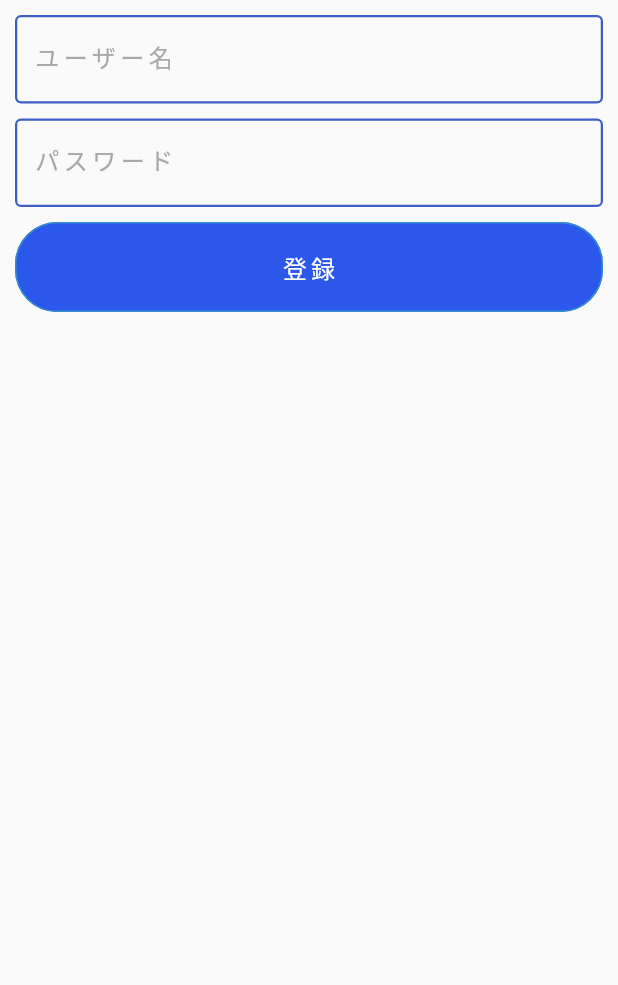
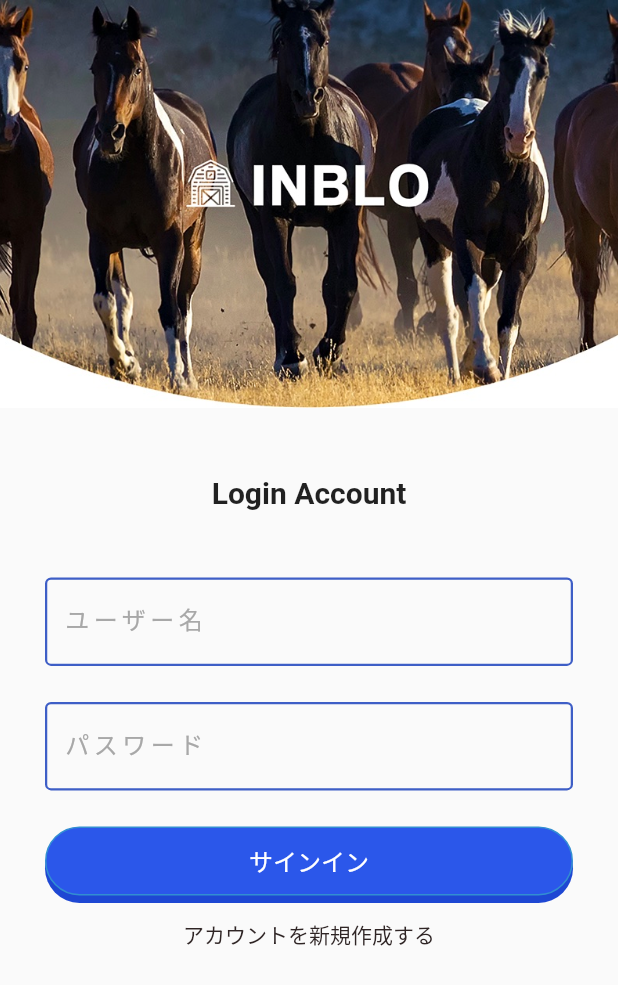
Before and after one commit to treefunk/inblo_flutter, a Flutter app: the screen it shows after launch, on a phone screen of 412 x 824 dp. Shown: the top 985 px of the screen. Run offline on Flutter 3.47's test engine with Material 2 defaults, Android fonts, the phone set to English and light mode, and no system bars; Roboto replaces fonts that are missing (Hiragino).

Commit message:
added sign-in and sign-up screens

```diff
--- a/lib/common_widgets/inblo_text_button.dart
+++ b/lib/common_widgets/inblo_text_button.dart
@@ -1,6 +1,7 @@
 import 'package:flutter/material.dart';
+import 'package:inblo_app/constants/app_theme.dart';
 
-class InbloTextButton extends StatelessWidget {
+class InbloTextButton extends StatefulWidget {
   final String title;
   final void Function() onPressed;
 
@@ -10,32 +11,38 @@ class InbloTextButton extends StatelessWidget {
   });
 
   @override
+  State<InbloTextButton> createState() => _InbloTextButtonState();
+}
+
+class _InbloTextButtonState extends State<InbloTextButton> {
+  @override
   Widget build(BuildContext context) {
-    return TextButton(
-      onPressed: onPressed,
-      style: ButtonStyle(
-        shape: MaterialStateProperty.all<RoundedRectangleBorder>(
-          RoundedRectangleBorder(
-            borderRadius: BorderRadius.circular(28),
-            side: BorderSide(color: Color(0xFF328ED1), width: 1),
+    return Ink(
+      decoration: BoxDecoration(
+        boxShadow: [
+          BoxShadow(
+            color: Color(0xFF1E47D3),
+            offset: Offset(0, 5),
           ),
-        ),
-        backgroundColor: MaterialStateProperty.all(
-          Color(0xFF2B57EA),
-        ),
-        foregroundColor: MaterialStateProperty.all(Colors.white),
+        ],
+        border: Border.all(color: Color(0xFF328ED1), width: 1),
+        color: Color(0xFF2B57EA),
+        borderRadius: BorderRadius.circular(28),
       ),
-      child: Container(
-        width: double.infinity,
-        alignment: Alignment.center,
-        child: Padding(
-          padding: const EdgeInsets.all(10.0),
+      child: InkWell(
+        splashColor: themeData.colorScheme.primary,
+        borderRadius: BorderRadius.circular(28),
+        onTap: () {},
+        child: Container(
+          padding: EdgeInsets.all(10),
+          width: double.infinity,
+          alignment: Alignment.center,
           child: Text(
-            title,
+            widget.title,
             style: TextStyle(
-              fontWeight: FontWeight.normal,
+              fontFamily: "Hiragino",
+              color: Colors.white,
               fontSize: 16,
-              letterSpacing: 2.5,
             ),
           ),
         ),
--- a/lib/common_widgets/inblo_text_field.dart
+++ b/lib/common_widgets/inblo_text_field.dart
@@ -10,7 +10,11 @@ class InbloTextField extends StatelessWidget {
   @override
   Widget build(BuildContext context) {
     return TextFormField(
-      style: TextStyle(color: Colors.black),
+      style: TextStyle(
+        color: Colors.black,
+        fontSize: 16,
+        fontFamily: "Hiragino",
+      ),
       decoration: InputDecoration(
         labelText: textHint,
         labelStyle: TextStyle(
@@ -19,7 +23,8 @@ class InbloTextField extends StatelessWidget {
           letterSpacing: 3,
         ),
         floatingLabelStyle: TextStyle(
-          color: Color(0xFF2F2525),
+          // color: Color(0xFF2F2525),
+          color: themeData.primaryColor,
           fontFamily: "Hiragino",
           letterSpacing: 3,
         ),
--- /dev/null
+++ b/lib/constants/text_styles.dart
@@ -0,0 +1,21 @@
+import 'package:flutter/material.dart';
+
+const loginTxtStyle = TextStyle(
+  fontFamily: "Roboto",
+  fontWeight: FontWeight.bold,
+  fontSize: 20,
+);
+
+const loginCaptionBlack = TextStyle(
+  fontFamily: "Hiragino",
+  fontWeight: FontWeight.normal,
+  color: Color(0xFF2F2525),
+  fontSize: 14,
+);
+
+const loginCaptionGrey = TextStyle(
+  fontFamily: "Hiragino",
+  fontWeight: FontWeight.normal,
+  color: Color(0xFF676767),
+  fontSize: 13,
+);
--- /dev/null
+++ b/lib/features/auth/presentation/sign_in_screen.dart
@@ -0,0 +1,69 @@
+import 'package:flutter/material.dart';
+
+import 'package:inblo_app/common_widgets/inblo_text_button.dart';
+import 'package:inblo_app/common_widgets/inblo_text_field.dart';
+import 'package:inblo_app/constants/text_styles.dart';
+
+import './sign_up_screen.dart';
+
+class SignInScreen extends StatefulWidget {
+  const SignInScreen({super.key});
+
+  @override
+  State<SignInScreen> createState() => _SignInScreenState();
+}
+
+class _SignInScreenState extends State<SignInScreen> {
+  @override
+  Widget build(BuildContext context) {
+    double height = MediaQuery.of(context).size.height;
+
+    return Scaffold(
+      body: SingleChildScrollView(
+        child: Column(
+          children: [
+            Image(
+              image: AssetImage("assets/images/img_login_banner.jpg"),
+              fit: BoxFit.cover,
+              height: height * .33,
+            ),
+            Container(
+              margin: EdgeInsets.only(left: 30, right: 30),
+              child: Column(children: [
+                SizedBox(height: 45),
+                Text(
+                  "Login Account",
+                  style: loginTxtStyle,
+                ),
+                SizedBox(height: 45),
+                InbloTextField(
+                  textHint: "ユーザー名",
+                ),
+                SizedBox(height: 24),
+                InbloTextField(
+                  textHint: "パスワード",
+                ),
+                SizedBox(height: 24),
+                InbloTextButton(
+                  onPressed: () {},
+                  title: "サインイン",
+                ),
+                SizedBox(height: 16),
+                GestureDetector(
+                  onTap: () {
+                    Navigator.of(context).pushReplacement(
+                        MaterialPageRoute(builder: (ctx) => SignUpScreen()));
+                  },
+                  child: Text(
+                    "アカウントを新規作成する",
+                    style: loginCaptionBlack,
+                  ),
+                )
+              ]),
+            ),
+          ],
+        ),
+      ),
+    );
+  }
+}
--- a/lib/main.dart
+++ b/lib/main.dart
@@ -1,4 +1,6 @@
 import 'package:flutter/material.dart';
+import 'package:flutter/services.dart';
+import 'package:inblo_app/features/auth/presentation/sign_in_screen.dart';
 
 import './constants/app_theme.dart' as app_theme;
 
@@ -6,6 +8,11 @@ import './common_widgets/inblo_text_field.dart';
 import './common_widgets/inblo_text_button.dart';
 
 void main() {
+  WidgetsFlutterBinding.ensureInitialized();
+  SystemChrome.setPreferredOrientations([
+    DeviceOrientation.portraitUp,
+    DeviceOrientation.portraitDown,
+  ]);
   runApp(const MyApp());
 }
 
@@ -18,29 +25,7 @@ class MyApp extends StatelessWidget {
     return MaterialApp(
       title: 'Flutter Demo',
       theme: app_theme.themeData,
-      home: Scaffold(
-        body: Container(
-          margin: EdgeInsets.all(10),
-          child: Column(
-            children: [
-              InbloTextField(
-                textHint: "ユーザー名",
-              ),
-              SizedBox(height: 10),
-              InbloTextField(
-                textHint: "パスワード",
-              ),
-              SizedBox(
-                height: 10,
-              ),
-              InbloTextButton(
-                onPressed: () {},
-                title: "登録",
-              )
-            ],
-          ),
-        ),
-      ),
+      home: SignInScreen(),
     );
   }
 }
```
Also changed, not shown: lib/features/auth/presentation/sign_up_screen.dart (added, +149 -0 lines), pubspec.yaml (+4 -3 lines).
